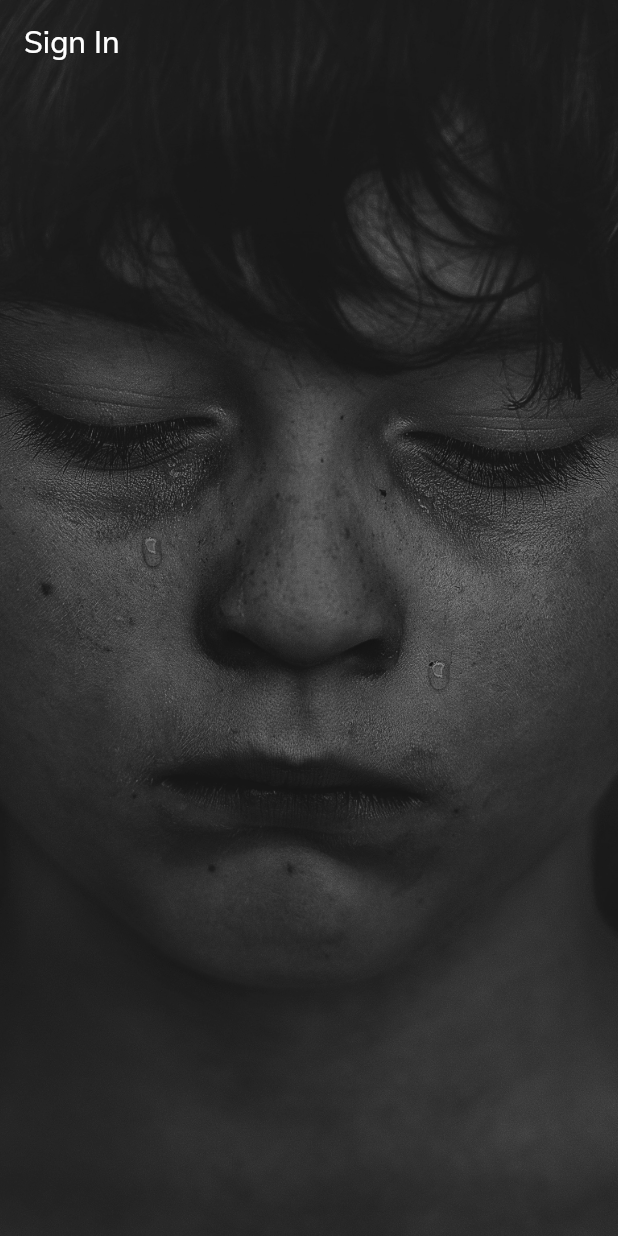
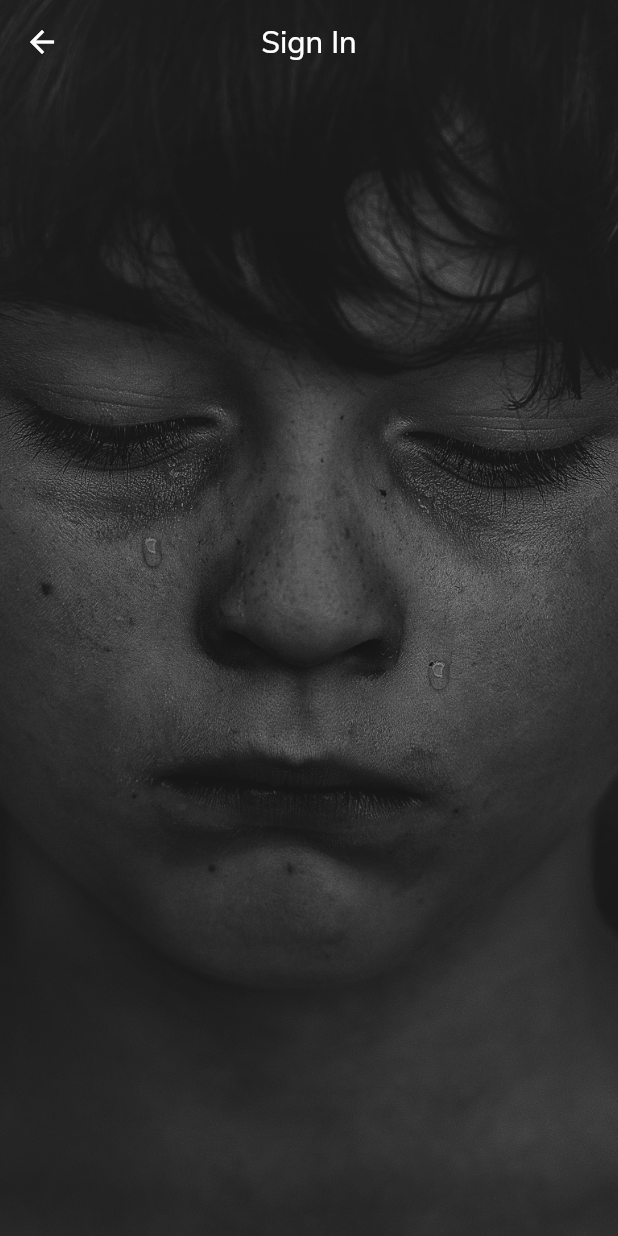
Before and after one commit to VishnuDileesh/BringMeBack-FlutterUIPractice, a Flutter app: the screen it shows after launch, after a tap on "GET STARTED", on a phone screen of 412 x 824 dp. Run offline on Flutter 3.47's test engine with Material 2 defaults, Android fonts, the phone set to English and light mode, and no system bars.

Commit message:
Add signin screen go back button functionality

```diff
--- a/lib/screens/home.dart
+++ b/lib/screens/home.dart
@@ -91,7 +91,7 @@ class HomeScreen extends StatelessWidget{
 							GestureDetector(
 							onTap: (){
 								print("Button Pressed");
-								Navigator.pushReplacement(
+								Navigator.push(
 									context,
 									MaterialPageRoute(builder: (context) => SignIn()),
 								);
--- a/lib/screens/signin.dart
+++ b/lib/screens/signin.dart
@@ -10,9 +10,18 @@ class SignIn extends StatelessWidget{
 				extendBodyBehindAppBar: true,
 				backgroundColor: Colors.transparent,
 				appBar: AppBar(
+					leading: IconButton(
+						icon: Icon(
+							Icons.arrow_back,
+						),
+						onPressed: (){
+							Navigator.pop(context);
+						},
+					),
 					title: Text(
 						'Sign In',
 					),
+					centerTitle: true,
 					backgroundColor: Colors.transparent,
 					elevation: 0.0,
 				),
```
